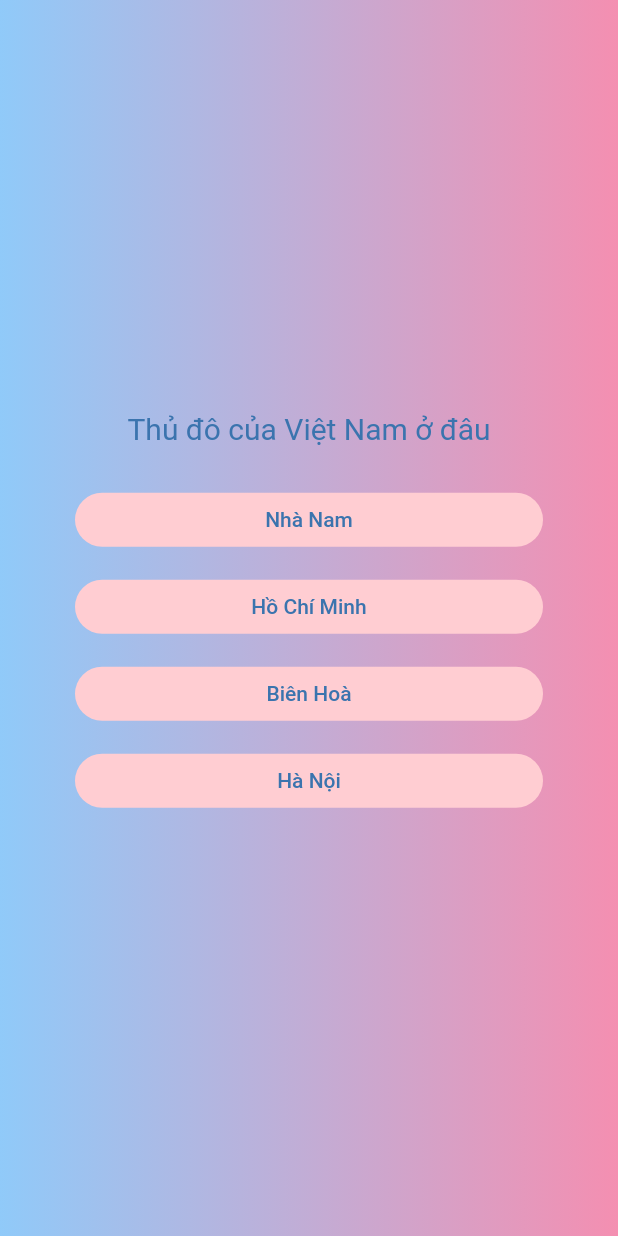
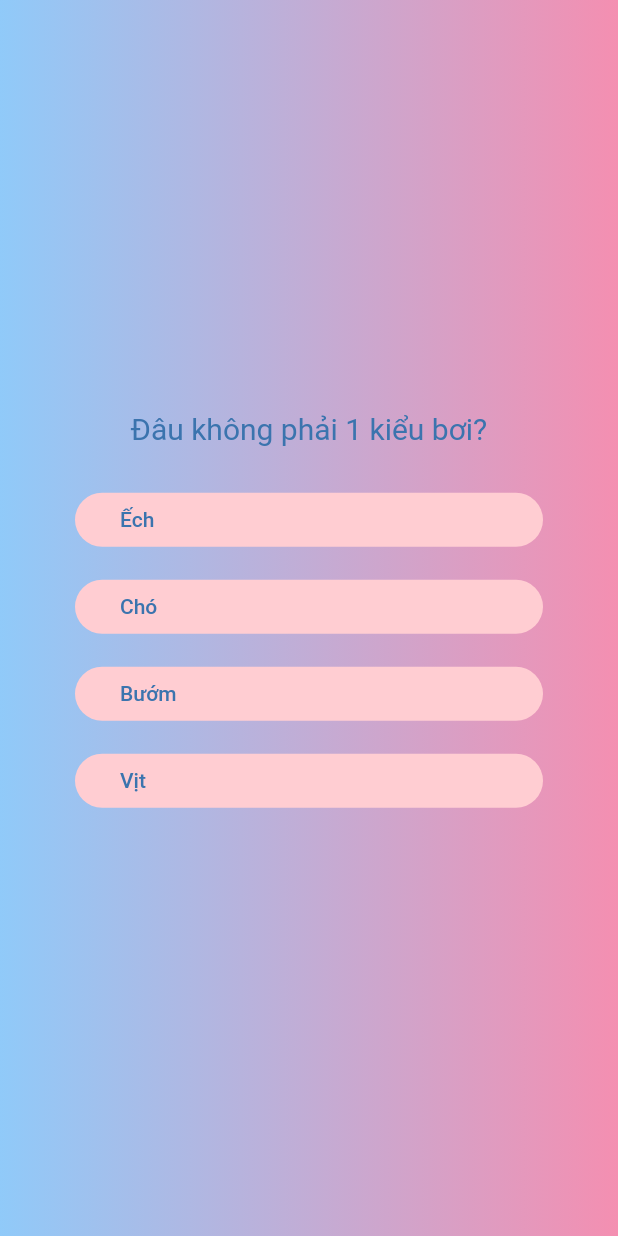
Before and after one commit to NhatNam7777/my_quiz_app, a Flutter app: the screen it shows after launch, after a tap on "Start Challenge", on a phone screen of 412 x 824 dp. Run offline on Flutter 3.47's test engine with Material 2 defaults, Android fonts, the phone set to English and light mode, and no system bars; our stand-ins replace google_fonts.

```diff
--- a/lib/answer_box.dart
+++ b/lib/answer_box.dart
@@ -23,9 +23,16 @@ class AnswerBox extends StatelessWidget {
             borderRadius: BorderRadius.circular(40),
           ),
           foregroundColor: const Color(0xff3b74ae),
+          padding: EdgeInsets.only(left: 30),
         ),
         onPressed: selectAnswer,
-        child: Text(answer),
+        child: Align(
+          alignment: Alignment.centerLeft,
+          child: Text(
+            answer,
+            textAlign: TextAlign.left,
+          ),
+        ),
       ),
     );
   }
--- a/lib/data/question_data.dart
+++ b/lib/data/question_data.dart
@@ -1,20 +1,101 @@
 import 'package:my_quiz/model/quiz_model.dart';
 
+// the first answer in list of answers of each question is the correct answer
 const questions = [
   QuizModel(
-    question: 'Thủ đô của Việt Nam ở đâu',
-    answers: ['Hà Nội', 'Nhà Nam', 'Biên Hoà', 'Hồ Chí Minh'],
+    question: 'Đâu không phải 1 kiểu bơi?',
+    answers: [
+      'Vịt',
+      'Ếch',
+      'Bướm',
+      'Chó',
+    ],
   ),
   QuizModel(
-    question: 'Con mèo thích ăn gì',
-    answers: ['Con chuột', 'Con chó', 'Con mèo', 'Gạo'],
+    question: 'Từ nào sau đây viết đúng chính tả tiếng Việt?',
+    answers: [
+      'Xuất sắc',
+      'Suất xắc',
+      'Xuất xắc',
+      'Suất sắc',
+    ],
   ),
   QuizModel(
-    question: 'Con chó thích ai nhất trong nhà',
-    answers: ['Nam', 'Ba', 'Mẹ', 'Thư'],
+    question:
+        'Trong truyền thuyết, Thánh Gióng lên mấy vẫn chưa biết nói, biết cười?',
+    answers: [
+      '2 tuổi',
+      '6 tháng',
+      '1 tuổi',
+      '6 tuổi',
+    ],
   ),
   QuizModel(
-    question: 'Con tôm thải chất thải ở đâu',
-    answers: ['Đầu nó', 'Đuôi nó', 'Bụng nó', 'Chân nó'],
+    question: 'Đâu không phải hình thức đặc trưng của Nhật Bản?',
+    answers: [
+      'Búp bê Matryoshka',
+      'Võ sĩ Sumo',
+      'Cá chép Koi',
+      'Hoa anh đào',
+    ],
+  ),
+  QuizModel(
+    question: 'Jingle Bells là ca khúc thường được hát trong dịp nào?',
+    answers: [
+      'Giáng sinh',
+      'Lễ tạ ơn',
+      'Lễ phục sinh',
+      'Halloween',
+    ],
+  ),
+  QuizModel(
+    question: 'Quốc gia nào được mệnh danh là \"Xứ sở hoa hồng\"?',
+    answers: [
+      'Bulgaria',
+      'Romania',
+      'Albania',
+      'Hungary',
+    ],
+  ),
+  QuizModel(
+    question:
+        'Vị tổng thống Mỹ nào từng phải nhận hai giải Mâm xôi vàng trong cùng một năm?',
+    answers: [
+      'Donald Trump',
+      'Bill Clinton',
+      'Ronald Reagan',
+      'George W.Bush',
+    ],
+  ),
+  QuizModel(
+    question:
+        'Tên gọi của món bánh canh Nam Phổ ở Thừa Thiên Huế bắt nguồn từ đâu?',
+    answers: [
+      'Tên một ngôi làng',
+      'Tên một hoàng tử',
+      'Tên một loại gia vị',
+      'Tên người tạo ra món ăn',
+    ],
+  ),
+  QuizModel(
+    question: 'Câu tự hoạ: Thụ \"sang\" - Cường \"hoang\" - Phương \"tàng\" -'
+        ' Tiến \"lãng\" nhắc đến bốn nhân vật nổi tiếng trong lĩnh vực nào?',
+    answers: [
+      'Âm nhạc',
+      'Hội hoạ',
+      'Văn học',
+      'Điện ảnh',
+    ],
+  ),
+  QuizModel(
+    question:
+        'Tác phẩm \"Các nguyên lý toán học của triết học tự nhiên\" là công'
+        ' trình của nhà bác học nào?',
+    answers: [
+      'Newton',
+      'Descartes',
+      'Stephen Hawking',
+      'Euclid',
+    ],
   ),
 ];
--- a/lib/quiz_screen.dart
+++ b/lib/quiz_screen.dart
@@ -41,6 +41,7 @@ class _QuizScreenState extends State<QuizScreen> {
               fontSize: 20,
               color: Color(0xff3b74ae),
             ),
+            textAlign: TextAlign.center,
           ),
           const SizedBox(
             height: 20,
--- a/pubspec.yaml
+++ b/pubspec.yaml
@@ -35,6 +35,7 @@ dependencies:
   # The following adds the Cupertino Icons font to your application.
   # Use with the CupertinoIcons class for iOS style icons.
   cupertino_icons: ^1.0.2
+  google_fonts: ^6.1.0
 
 dev_dependencies:
   flutter_test:
```
Also changed, not shown: lib/results_screen.dart (+17 -3 lines), lib/summary.dart (+40 -4 lines), 2 other files.
